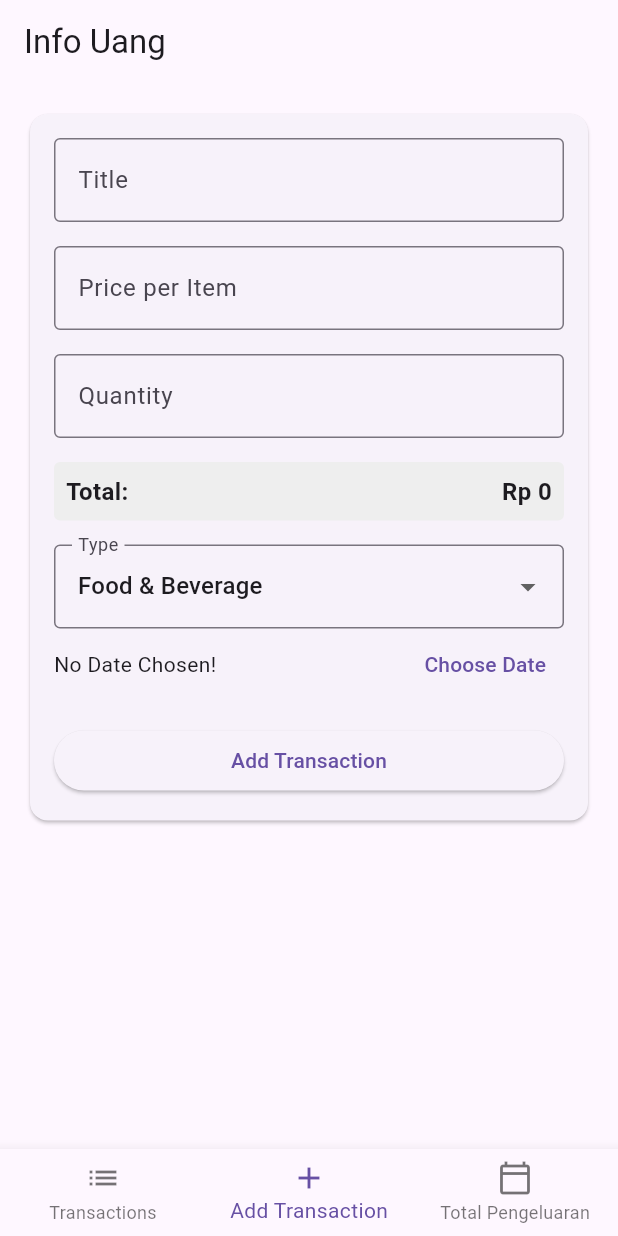
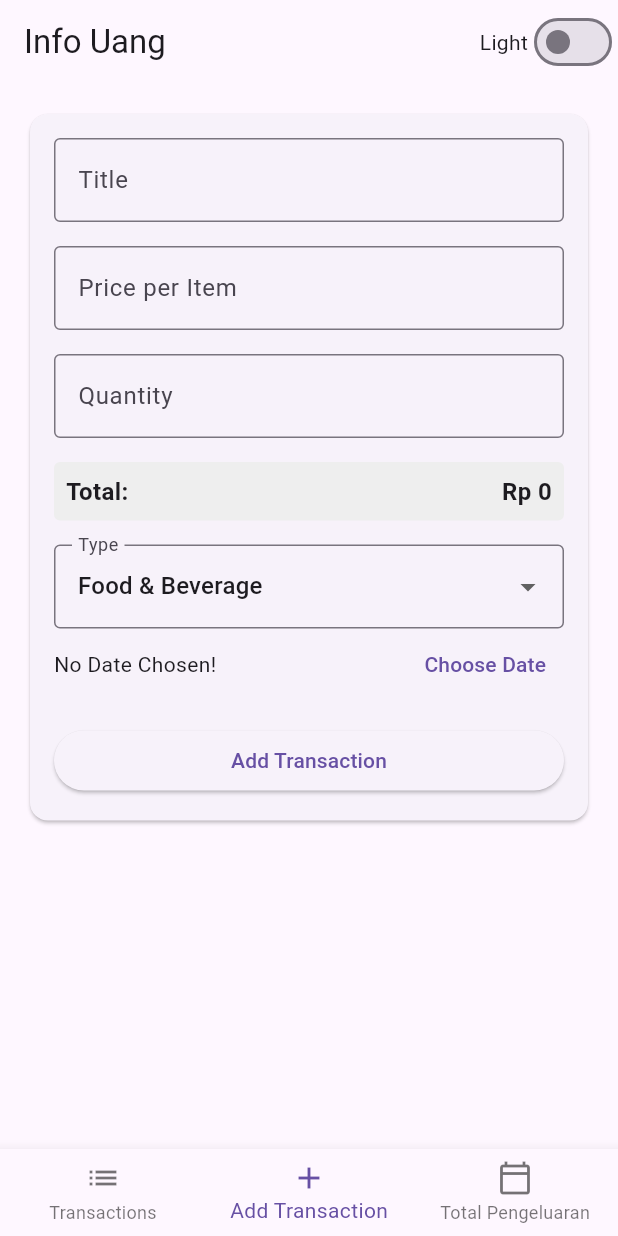
Before and after one commit to Sylnzy/info-uang-app, a Flutter app: the screen it shows after launch, item 2 of the bottom bar chosen, on a phone screen of 412 x 824 dp. Run offline on Flutter 3.47's test engine with Material 3 defaults, Android fonts, the light colour scheme and no system bars; our stand-ins replace cloud_firestore, firebase_auth, firebase_core, hive; accounts and stored records are empty.

Commit message:
Add dark mode

```diff
--- a/lib/main.dart
+++ b/lib/main.dart
@@ -13,8 +13,21 @@ Future<void> main() async {
   runApp(const InfoUangApp());
 }
 
-class InfoUangApp extends StatelessWidget {
+class InfoUangApp extends StatefulWidget {
   const InfoUangApp({super.key});
+
+  @override
+  State<InfoUangApp> createState() => _InfoUangAppState();
+}
+
+class _InfoUangAppState extends State<InfoUangApp> {
+  ThemeMode _themeMode = ThemeMode.light;
+
+  void _toggleTheme(bool isDark) {
+    setState(() {
+      _themeMode = isDark ? ThemeMode.dark : ThemeMode.light;
+    });
+  }
 
   @override
   Widget build(BuildContext context) {
@@ -23,12 +36,22 @@ class InfoUangApp extends StatelessWidget {
       theme: ThemeData(
         primarySwatch: Colors.blue,
         useMaterial3: true,
+        brightness: Brightness.light,
       ),
-      home: const SplashScreen(),
-
+      darkTheme: ThemeData(
+        brightness: Brightness.dark,
+        colorScheme: const ColorScheme.dark(),
+        useMaterial3: true,
+      ),
+      themeMode: _themeMode,
+      home: MainScreen(
+        onToggleTheme: _toggleTheme,
+        isDarkMode: _themeMode == ThemeMode.dark,
+      ),
     );
   }
 }
+
 
 class Transaction {
   final String? id;
@@ -73,9 +96,16 @@ class Transaction {
     };
   }
 }
+/// pergi ke [main_screen.dart]
+class MainScreen extends StatefulWidget {
+  final Function(bool) onToggleTheme;
+  final bool isDarkMode;
 
-class MainScreen extends StatefulWidget {
-  const MainScreen({super.key});
+  const MainScreen({
+    super.key,
+    required this.onToggleTheme,
+    required this.isDarkMode,
+  });
 
   @override
   State<MainScreen> createState() => _MainScreenState();
@@ -161,6 +191,19 @@ class _MainScreenState extends State<MainScreen> {
     return Scaffold(
       appBar: AppBar(
         title: const Text('Info Uang'),
+        actions: [
+          Row(
+            children: [
+              Text(widget.isDarkMode ? 'Dark' : 'Light'),
+              Switch(
+                value: widget.isDarkMode,
+                onChanged: (value) {
+                  widget.onToggleTheme(value);
+                },
+              ),
+            ],
+          ),
+        ],
       ),
       body: currentScreen,
       bottomNavigationBar: BottomNavigationBar(
@@ -398,8 +441,7 @@ class TransactionList extends StatelessWidget {
 }
 
 class AddTransactionScreen extends StatefulWidget {
-  final Function(String, double, DateTime, String, double, double)
-      addTransaction;
+  final Function(String, double, DateTime, String, double, double) addTransaction;
 
   const AddTransactionScreen(this.addTransaction, {super.key});
 
@@ -543,8 +585,7 @@ class _AddTransactionScreenState extends State<AddTransactionScreen> {
                   children: [
                     const Text(
                       'Total: ',
-                      style:
-                          TextStyle(fontSize: 16, fontWeight: FontWeight.bold),
+                      style: TextStyle(fontSize: 16, fontWeight: FontWeight.bold),
                     ),
                     Text(
                       'Rp ${_totalAmount.toStringAsFixed(0)}',
@@ -573,13 +614,9 @@ class _AddTransactionScreenState extends State<AddTransactionScreen> {
                       value: 'Transportation', child: Text('Transportation')),
                   DropdownMenuItem(value: 'Bills', child: Text('Bills')),
                   DropdownMenuItem(
-                      value: 'Entertainment',
-                      child: Text('Entertainment')), // Kategori baru
-                  DropdownMenuItem(
-                      value: 'Health', child: Text('Health')), // Kategori baru
-                  DropdownMenuItem(
-                      value: 'Education',
-                      child: Text('Education')), // Kategori baru
+                      value: 'Entertainment', child: Text('Entertainment')),
+                  DropdownMenuItem(value: 'Health', child: Text('Health')),
+                  DropdownMenuItem(value: 'Education', child: Text('Education')),
                 ],
               ),
               Row(
--- a/lib/splash_screen.dart
+++ b/lib/splash_screen.dart
@@ -15,7 +15,7 @@ class _SplashScreenState extends State<SplashScreen> {
     super.initState();
     Timer(const Duration(seconds: 3), () {
       Navigator.of(context).pushReplacement(
-        MaterialPageRoute(builder: (context) => const MainScreen()),
+        MaterialPageRoute(builder: (context) => const InfoUangApp()),
       );
     });
   }
@@ -28,7 +28,6 @@ class _SplashScreenState extends State<SplashScreen> {
         child: Column(
           mainAxisAlignment: MainAxisAlignment.center,
           children: [
-            // Replace 'assets/logo.png' with the path to your logo image
             Image.asset(
               'assets/kobo.png',
               width: 200,
```
Also changed, not shown: pubspec.lock, 210 other files.
